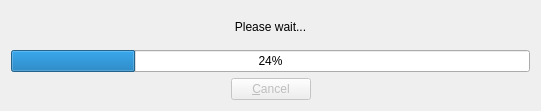
Old version of the form pkg-explorer/src/ProcessDialog.ui in the repository m2osw/unigw.
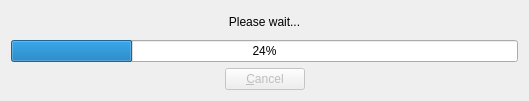
New version of the form. Icons and pictures are not drawn.

Commit message:
Cleaned up the code for LogOutput, and moved to separate class.
I want to be able to have a log output window pop-up for the
pkg-installer application. To that end, I needed to decouple the class
and utilize Qt4 signals, instead of passing pointers to pure-virtual
classes and having UI elements tightly coupled. This was just bad
design, and you can tell I whipped it up in a small amount of time when
I wrote this stuff originally. :(

```diff
--- a/pkg-explorer/src/ProcessDialog.ui
+++ b/pkg-explorer/src/ProcessDialog.ui
@@ -9,8 +9,8 @@
    <rect>
     <x>0</x>
     <y>0</y>
-    <width>541</width>
-    <height>111</height>
+    <width>529</width>
+    <height>101</height>
    </rect>
   </property>
   <property name="contextMenuPolicy">
@@ -26,7 +26,7 @@
   <property name="modal">
    <bool>true</bool>
   </property>
-  <layout class="QVBoxLayout" name="verticalLayout">
+  <layout class="QVBoxLayout" name="verticalLayout" stretch="1,0,0">
    <item>
     <widget class="QLabel" name="f_label">
      <property name="text">
```
The commit also changes 9 other files.
